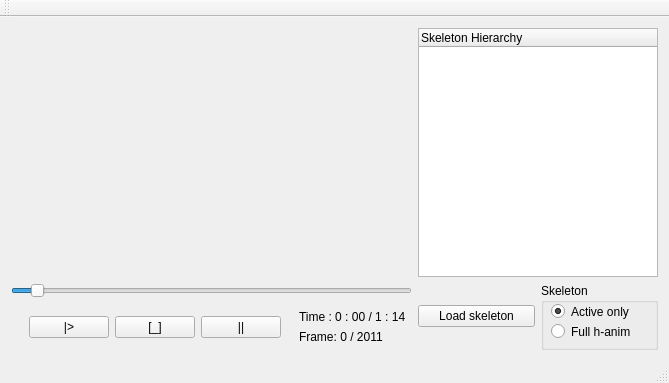
First picture: the form in trunk/src/edrutils/examples/skeletonViewer/mainwindow.ui, repository mk4me/hm-mde-one, before the edit.
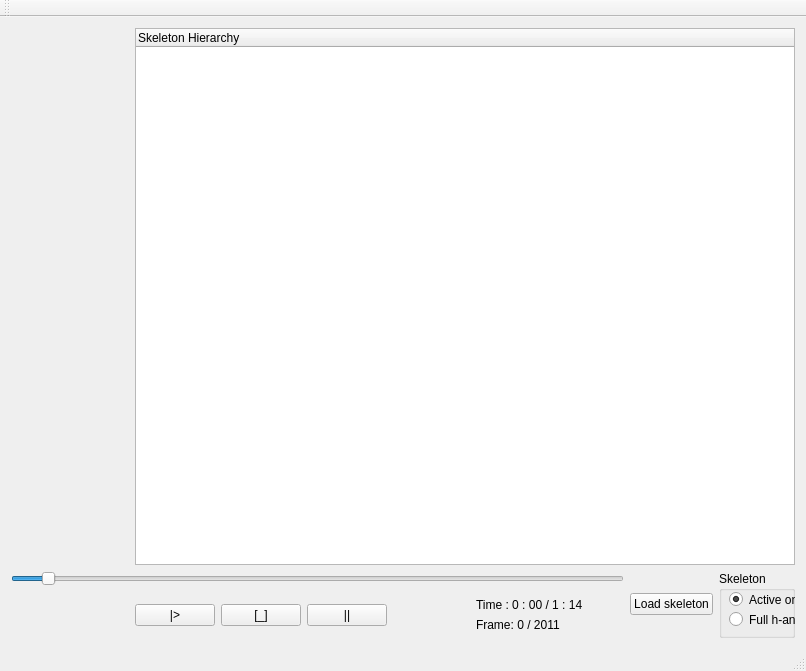
Second picture: the form after the edit.

```diff
--- a/trunk/src/edrutils/examples/skeletonViewer/mainwindow.ui
+++ b/trunk/src/edrutils/examples/skeletonViewer/mainwindow.ui
@@ -6,8 +6,8 @@
    <rect>
     <x>0</x>
     <y>0</y>
-    <width>669</width>
-    <height>383</height>
+    <width>806</width>
+    <height>671</height>
    </rect>
   </property>
   <property name="windowTitle">
@@ -15,10 +15,10 @@
   </property>
   <widget class="QWidget" name="centralWidget">
    <layout class="QGridLayout" name="gridLayout">
-    <item row="0" column="0" colspan="8">
+    <item row="0" column="0" colspan="3">
      <layout class="QVBoxLayout" name="vbox"/>
     </item>
-    <item row="0" column="8" colspan="2">
+    <item row="0" column="3" colspan="7">
      <widget class="QTreeWidget" name="treeWidget">
       <property name="sizePolicy">
        <sizepolicy hsizetype="Expanding" vsizetype="Expanding">
```
Left out of the diff: 2 changed lines with no effect on the pictures.
